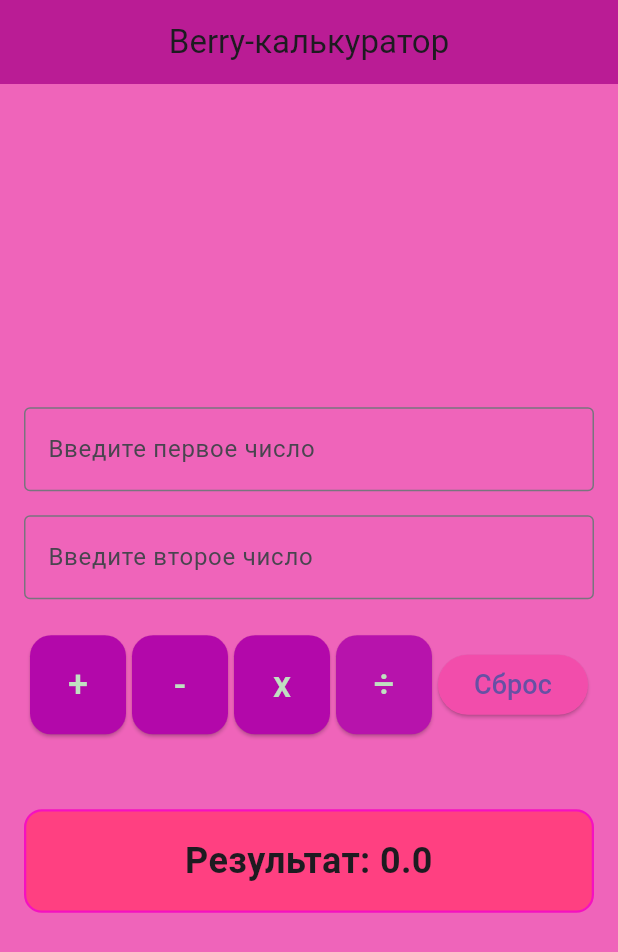
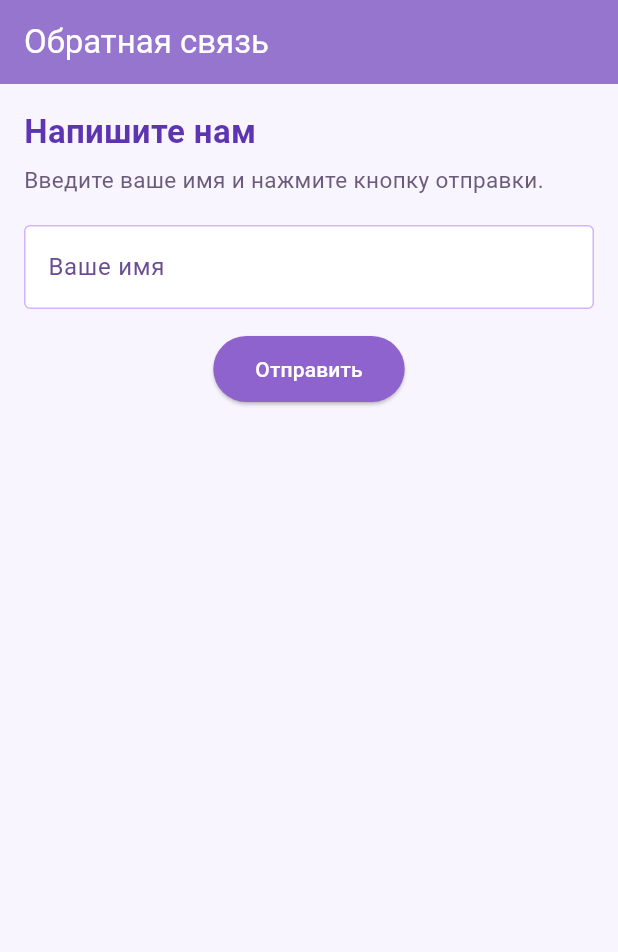
Before and after one commit to azimaakunbekova-bot/flut, a Flutter app: the screen it shows after launch, on a phone screen of 412 x 824 dp. Shown: the top 952 px of the screen. Run offline on Flutter 3.47's test engine with Material 3 defaults, Android fonts, the phone set to English and light mode, and no system bars.

Commit message:
feedBackApp

```diff
--- /dev/null
+++ b/flutter_hw_1/lib/flutter_hw/lib/feedBackApp.dart
@@ -0,0 +1,199 @@
+import 'package:flutter/material.dart';
+
+
+
+class FeedBackApp extends StatelessWidget {
+  const FeedBackApp({super.key});
+
+  @override
+  Widget build(BuildContext context) {
+    final lilacScheme = ColorScheme.fromSeed(
+      seedColor: const Color(0xFFB388EB),
+      brightness: Brightness.light,
+    );
+
+    return MaterialApp(
+      debugShowCheckedModeBanner: false,
+      title: 'Форма обратной связи',
+      theme: ThemeData(
+        colorScheme: lilacScheme,
+        useMaterial3: true,
+        scaffoldBackgroundColor: const Color(0xFFF9F5FF), // Очень светлый сиреневый фон
+        appBarTheme: AppBarTheme(
+          backgroundColor: const Color(0xFF9575CD),
+          foregroundColor: Colors.white,
+          elevation: 0,
+        ),
+        elevatedButtonTheme: ElevatedButtonThemeData(
+          style: ElevatedButton.styleFrom(
+            backgroundColor: const Color(0xFF8E63CE), // Сиреневая кнопка
+            foregroundColor: Colors.white,
+            padding: const EdgeInsets.symmetric(horizontal: 28, vertical: 12),
+          ),
+        ),
+      ),
+      home: const FeedbackScreen(),
+    );
+  }
+}
+
+
+class FeedbackScreen extends StatelessWidget {
+  const FeedbackScreen({super.key});
+
+  @override
+  Widget build(BuildContext context) {
+    return Scaffold(
+      appBar: AppBar(
+        title: const Text('Обратная связь'),
+      ),
+      body: const Padding(
+        padding: EdgeInsets.all(16.0),
+        child: Column(
+          crossAxisAlignment: CrossAxisAlignment.start,
+          children: [
+
+            FeedbackHeader(
+              title: 'Напишите нам',
+              description: 'Введите ваше имя и нажмите кнопку отправки.',
+            ),
+            SizedBox(height: 20),
+
+            FeedbackForm(),
+          ],
+        ),
+      ),
+    );
+  }
+}
+
+
+class FeedbackHeader extends StatelessWidget {
+  final String title;
+  final String description;
+
+  const FeedbackHeader({
+    super.key,
+    required this.title,
+    required this.description,
+  });
+
+  @override
+  Widget build(BuildContext context) {
+    return Column(
+      crossAxisAlignment: CrossAxisAlignment.start,
+      children: [
+        Text(
+          title,
+          style: const TextStyle(
+            fontSize: 22,
+            fontWeight: FontWeight.bold,
+            color: Color(0xFF5E35B1),
+          ),
+        ),
+        const SizedBox(height: 6),
+        Text(
+          description,
+          style: const TextStyle(
+            fontSize: 15,
+            color: Color(0xFF6A5B7B),
+          ),
+        ),
+      ],
+    );
+  }
+}
+
+/// 2. Stateful-часть экрана
+class FeedbackForm extends StatefulWidget {
+  const FeedbackForm({super.key});
+
+  @override
+  State<FeedbackForm> createState() => _FeedbackFormState();
+}
+
+class _FeedbackFormState extends State<FeedbackForm> {
+  final TextEditingController _nameController = TextEditingController();
+
+  String name = '';
+  bool isSent = false;
+  String? errorMessage;
+
+  void _submitForm() {
+    final trimmedName = _nameController.text.trim();
+
+    setState(() {
+
+      if (trimmedName.isEmpty) {
+        isSent = false;
+        errorMessage = 'Пожалуйста, введите ваше имя.';
+        return;
+      }
+
+      name = trimmedName;
+      isSent = true;
+      errorMessage = null;
+
+
+      _nameController.clear();
+    });
+  }
+
+  @override
+  void dispose() {
+    _nameController.dispose();
+    super.dispose();
+  }
+
+  @override
+  Widget build(BuildContext context) {
+    return Column(
+      crossAxisAlignment: CrossAxisAlignment.stretch,
+      children: [
+        TextField(
+          controller: _nameController,
+          decoration: InputDecoration(
+            labelText: 'Ваше имя',
+            labelStyle: const TextStyle(color: Color(0xFF6A4C93)),
+            filled: true,
+            fillColor: Colors.white,
+            enabledBorder: const OutlineInputBorder(
+              borderSide: BorderSide(color: Color(0xFFD1B3FF)),
+            ),
+            focusedBorder: const OutlineInputBorder(
+              borderSide: BorderSide(color: Color(0xFF8E63CE), width: 2),
+            ),
+            errorText: errorMessage,
+          ),
+          onChanged: (value) {
+            setState(() {
+              name = value;
+              if (errorMessage != null && value.trim().isNotEmpty) {
+                errorMessage = null;
+              }
+            });
+          },
+        ),
+        const SizedBox(height: 16),
+        Center(
+          child: ElevatedButton(
+            onPressed: _submitForm,
+            child: const Text('Отправить'),
+          ),
+        ),
+        const SizedBox(height: 16),
+
+        if (isSent)
+          Text(
+            'Отправлено! Спасибо, $name',
+            textAlign: TextAlign.center,
+            style: const TextStyle(
+              color: Color(0xFF7B3FE4),
+              fontSize: 16,
+              fontWeight: FontWeight.bold,
+            ),
+          ),
+      ],
+    );
+  }
+}
--- a/flutter_hw_1/lib/flutter_hw/lib/main.dart
+++ b/flutter_hw_1/lib/flutter_hw/lib/main.dart
@@ -1,4 +1,4 @@
 import 'package:flutter/material.dart';
-import 'calculatorApp.dart';
+import 'feedBackApp.dart';
 
-void main() => runApp(CalculatorApp());
+void main() => runApp(FeedBackApp());
```
Also changed, not shown: flutter_hw_1/lib/flutter_hw/lib/listViewApp.dart (added, +29 -0 lines), flutter_hw_1/lib/flutter_hw/lib/marketApp.dart (added, +148 -0 lines), flutter_hw_1/lib/flutter_hw/lib/pageViewApp.dart (added, +40 -0 lines).
